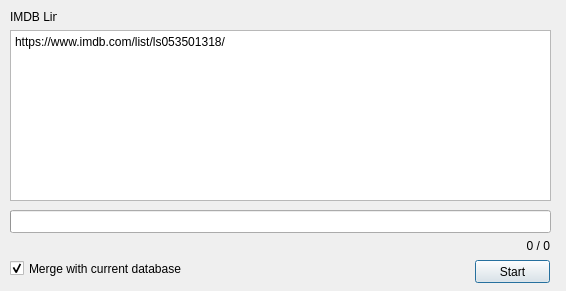
The window that src/frontend/view/ui/ScrapeDialog.ui (irii/imdb_scraper) describes before a commit, drawn with Qt 5.
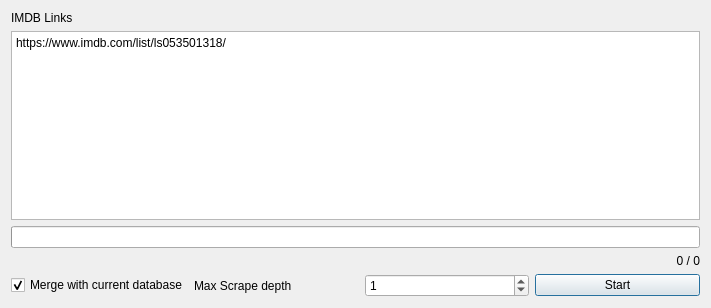
The same window after the commit.

The edit to the form file:
```diff
--- a/src/frontend/view/ui/ScrapeDialog.ui
+++ b/src/frontend/view/ui/ScrapeDialog.ui
@@ -9,8 +9,8 @@
    <rect>
     <x>0</x>
     <y>0</y>
-    <width>566</width>
-    <height>291</height>
+    <width>711</width>
+    <height>308</height>
    </rect>
   </property>
   <property name="sizePolicy">
@@ -25,45 +25,29 @@
   <property name="modal">
    <bool>true</bool>
   </property>
+  <layout class="QGridLayout" name="gridLayout_3">
+   <item row="0" column="0">
+    <layout class="QVBoxLayout" name="verticalLayout">
+     <item>
   <widget class="QLabel" name="label">
-   <property name="geometry">
-    <rect>
-     <x>10</x>
-     <y>10</y>
-     <width>47</width>
-     <height>13</height>
-    </rect>
-   </property>
    <property name="text">
     <string>IMDB Links</string>
    </property>
   </widget>
+     </item>
+     <item>
   <widget class="QPlainTextEdit" name="plainTextEdit">
-   <property name="geometry">
-    <rect>
-     <x>10</x>
-     <y>30</y>
-     <width>541</width>
-     <height>171</height>
-    </rect>
-   </property>
    <property name="plainText">
     <string>https://www.imdb.com/list/ls053501318/
 </string>
    </property>
   </widget>
+     </item>
+     <item>
   <widget class="QProgressBar" name="progressBar">
    <property name="enabled">
     <bool>true</bool>
    </property>
-   <property name="geometry">
-    <rect>
-     <x>10</x>
-     <y>210</y>
-     <width>541</width>
-     <height>23</height>
-    </rect>
-   </property>
    <property name="value">
     <number>0</number>
    </property>
@@ -74,44 +58,9 @@
     <string notr="true">%p%</string>
    </property>
   </widget>
-  <widget class="QPushButton" name="pushButton_begin">
-   <property name="geometry">
-    <rect>
-     <x>475</x>
-     <y>260</y>
-     <width>75</width>
-     <height>23</height>
-    </rect>
-   </property>
-   <property name="text">
-    <string>Start</string>
-   </property>
-  </widget>
-  <widget class="QCheckBox" name="checkBox_merge">
-   <property name="geometry">
-    <rect>
-     <x>10</x>
-     <y>260</y>
-     <width>191</width>
-     <height>17</height>
-    </rect>
-   </property>
-   <property name="text">
-    <string>Merge with current database</string>
-   </property>
-   <property name="checked">
-    <bool>true</bool>
-   </property>
-  </widget>
+     </item>
+     <item>
   <widget class="QLabel" name="label_progress">
-   <property name="geometry">
-    <rect>
-     <x>349</x>
-     <y>238</y>
-     <width>201</width>
-     <height>16</height>
-    </rect>
-   </property>
    <property name="layoutDirection">
     <enum>Qt::LeftToRight</enum>
    </property>
@@ -122,6 +71,45 @@
     <set>Qt::AlignRight|Qt::AlignTrailing|Qt::AlignVCenter</set>
    </property>
   </widget>
+     </item>
+     <item>
+      <layout class="QGridLayout" name="gridLayout_2">
+       <item row="1" column="1">
+        <widget class="QLabel" name="label_2">
+         <property name="text">
+          <string>Max Scrape depth</string>
+         </property>
+        </widget>
+       </item>
+       <item row="1" column="0">
+        <widget class="QCheckBox" name="checkBox_merge">
+         <property name="text">
+          <string>Merge with current database</string>
+         </property>
+         <property name="checked">
+          <bool>true</bool>
+         </property>
+        </widget>
+       </item>
+       <item row="1" column="3">
+        <widget class="QPushButton" name="pushButton_begin">
+         <property name="text">
+          <string>Start</string>
+         </property>
+        </widget>
+       </item>
+       <item row="1" column="2">
+        <widget class="QSpinBox" name="spinBox_max_scrape_depth">
+         <property name="value">
+          <number>1</number>
+         </property>
+        </widget>
+       </item>
+      </layout>
+     </item>
+    </layout>
+   </item>
+  </layout>
  </widget>
  <resources/>
  <connections/>
```
Lines whose indentation alone changed are shown as unchanged.
